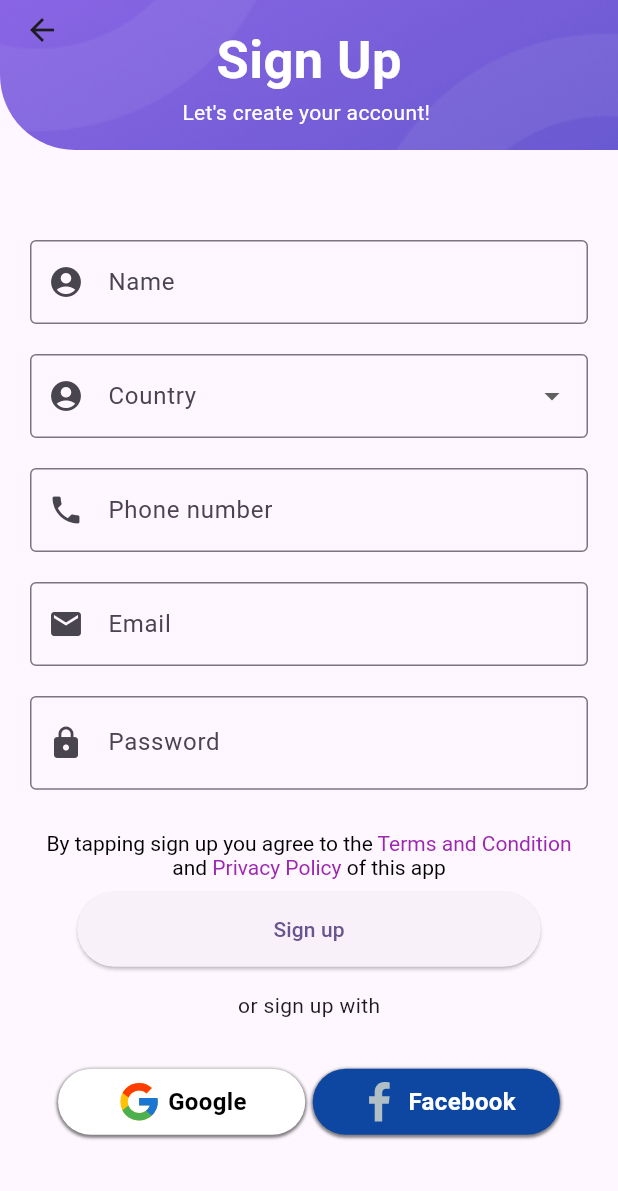
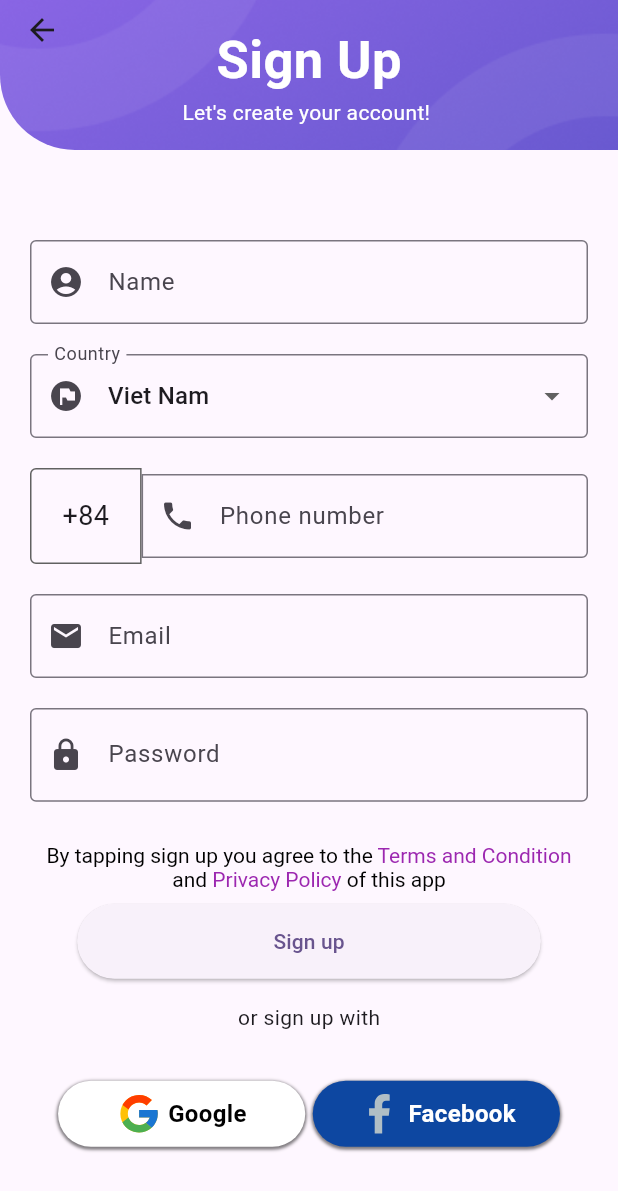
Before and after one commit to TruongGiang1502/travoapp, a Flutter app: the SignupScreen screen opened directly, on a phone screen of 412 x 824 dp. Shown: the top 1191 px of the screen. Run offline on Flutter 3.47's test engine with Material 2 defaults, Android fonts, the phone set to English and light mode, and no system bars; our stand-ins replace flutter_svg.

Commit message:
fix: add phoneCode field in SignUpScreen

```diff
--- a/lib/features/auth/screens/signup_screen.dart
+++ b/lib/features/auth/screens/signup_screen.dart
@@ -1,6 +1,8 @@
 import 'package:flutter/material.dart';
+import 'package:travo_demo/features/auth/utils/list_country.dart';
 import 'package:travo_demo/features/auth/widgets/auth_button.dart';
 import 'package:travo_demo/features/auth/widgets/media_button.dart';
+
 
 class SignupScreen extends StatefulWidget {
   const SignupScreen({super.key});
@@ -10,12 +12,15 @@ class SignupScreen extends StatefulWidget {
 }
 
 class _SignupScreenState extends State<SignupScreen> {
+
   final _formKey = GlobalKey<FormState>();
   final nameController = TextEditingController();
   final phoneController = TextEditingController();
   final emailController = TextEditingController();
   final passwordController = TextEditingController();
   bool passToggle = true;
+  String curPhoneCode = '84';
+
   bool isEmailValid(String email) {
     return RegExp(
             r'^(([^<>()[\]\\.,;:\s@\"]+(\.[^<>()[\]\\.,;:\s@\"]+)*)|(\".+\"))@((\[[0-9]{1,3}\.[0-9]{1,3}\.[0-9]{1,3}\.[0-9]{1,3}\])|(([a-zA-Z\-0-9]+\.)+[a-zA-Z]{2,}))$')
@@ -105,28 +110,59 @@ class _SignupScreenState extends State<SignupScreen> {
                     ),
 
                     DropdownButtonFormField(
-                      items: <String> ['Viet Nam', 'Indo' ,'America'].map((String value) {
+                      value: 'Viet Nam',
+                      items: listCountry.map((ListCountry country) {
                         return DropdownMenuItem<String>(
-                          value: value,
-                          child: Text(value),
+                          value: country.countryName,
+                          child: Text(country.countryName),
                         );
                       }).toList(),
                       decoration: const InputDecoration(
                         labelText: 'Country',
                         border: OutlineInputBorder(),
-                        prefixIcon: Icon(Icons.account_circle_sharp)),
-                      onChanged: (value){}
+                        prefixIcon: Icon(Icons.flag_circle)),
+                      onChanged: (value){
+                        setState(() {
+                          curPhoneCode = listCountry.firstWhere((element) => element.countryName == value).phoneCode;
+                        });
+                      }
                     ),
                     const SizedBox(
                       height: 20,
                     ),
 
-                    TextFormField(
-                      controller: phoneController,
-                      decoration: const InputDecoration(
-                          labelText: 'Phone number',
-                          border: OutlineInputBorder(),
-                          prefixIcon: Icon(Icons.phone)),
+                    Row(
+                      children: [
+                        Expanded(
+                          flex: 1,
+                          child: Container(
+                            height: 64,
+                            decoration: BoxDecoration(
+                              border: Border.all(color: const Color.fromARGB(255, 97, 97, 97)),
+                              borderRadius: const  BorderRadius.only(
+                                topLeft: Radius.circular(4),
+                                bottomLeft: Radius.circular(4)
+                              )),
+                            child: Center(child: Text('+$curPhoneCode', style: const TextStyle(fontSize: 18),)),
+                          ),
+                        ),
+                        Expanded(
+                          flex:4,
+                          child: TextFormField(
+                            controller: phoneController,
+                            keyboardType: TextInputType.phone,
+                            decoration: const InputDecoration(
+                                labelText: 'Phone number',
+                                border: OutlineInputBorder(
+                                  borderRadius: BorderRadius.only(
+                                    topRight: Radius.circular(4),
+                                    bottomRight: Radius.circular(4)
+                                  )
+                                ),
+                                prefixIcon: Icon(Icons.phone)),
+                          ),
+                        ),
+                      ],
                     ),
                     const SizedBox(
                       height: 20,
--- /dev/null
+++ b/lib/features/auth/utils/list_country.dart
@@ -0,0 +1,75 @@
+class ListCountry {
+  final String countryCode, countryName, phoneCode;
+
+  ListCountry({
+    required this.countryCode,
+    required this.countryName,
+    required this.phoneCode
+  });
+}
+
+final List<ListCountry> listCountry = [
+  ListCountry(
+    countryCode: 'VN',
+    countryName: 'Viet Nam',
+    phoneCode: '84',
+  ),
+  ListCountry(
+    countryCode: 'CN',
+    countryName: 'China',
+    phoneCode: '86',
+  ),
+  ListCountry(
+    countryCode: 'US',
+    countryName: 'United States',
+    phoneCode: '1',
+  ),
+  ListCountry(
+    countryCode: 'SG',
+    countryName: 'Singapore',
+    phoneCode: '65',
+  ),
+  ListCountry(
+    countryCode: 'AU',
+    countryName: 'Australia',
+    phoneCode: '61',
+  ),
+  ListCountry(
+    countryCode: 'TH',
+    countryName: 'Thailand',
+    phoneCode: '66',
+  ),
+  ListCountry(
+    countryCode: 'LA',
+    countryName: 'Laos',
+    phoneCode: '84',
+  ),
+  ListCountry(
+    countryCode: 'ID',
+    countryName: 'Indonesia',
+    phoneCode: '62',
+  ),
+  ListCountry(
+    countryCode: 'RU',
+    countryName: 'Russia',
+    phoneCode: '7',
+  ),
+  ListCountry(
+    countryCode: 'KH',
+    countryName: 'Cambodia',
+    phoneCode: '855',
+  ),
+  ListCountry(
+    countryCode: 'CU',
+    countryName: 'Cuba',
+    phoneCode: '53',
+  ),
+  ListCountry(
+    countryCode: 'FR',
+    countryName: 'France',
+    phoneCode: '33',
+  ),
+];
+List <String> listS = [
+  'a','d'
+];
--- a/pubspec.yaml
+++ b/pubspec.yaml
@@ -37,6 +37,7 @@ dependencies:
   cupertino_icons: ^1.0.2
   flutter_svg: ^2.0.7
   introduction_screen: ^3.1.11
+  country_picker: ^2.0.21
 
 dev_dependencies:
   flutter_test:
```
Also changed, not shown: pubspec.lock.
